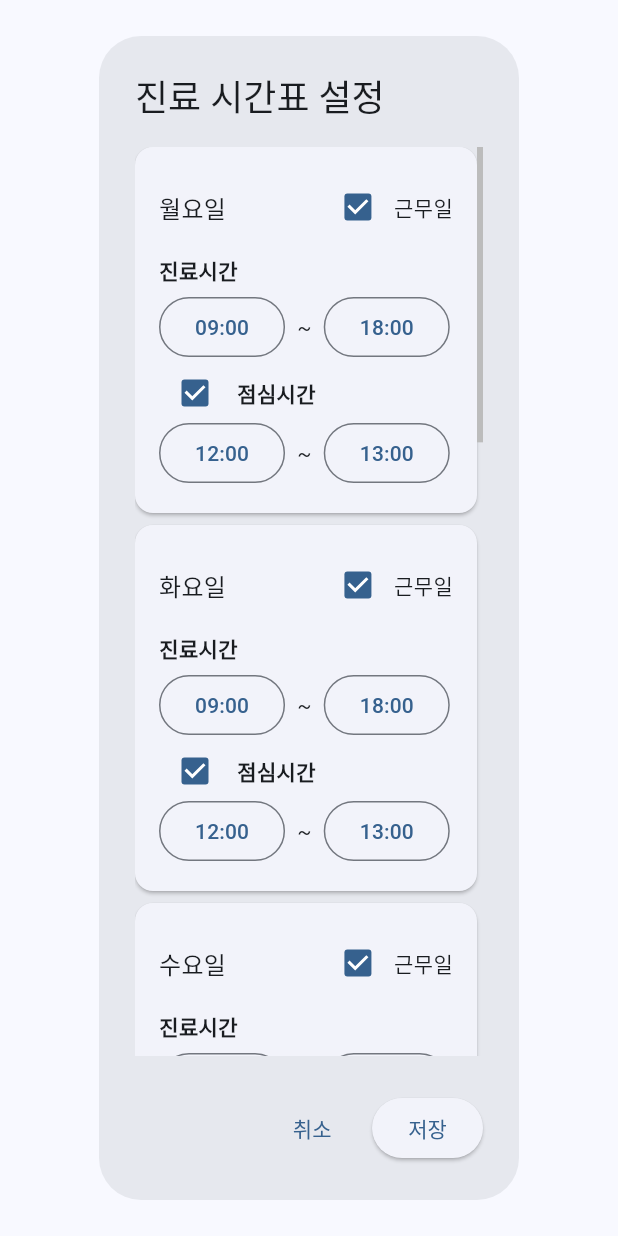
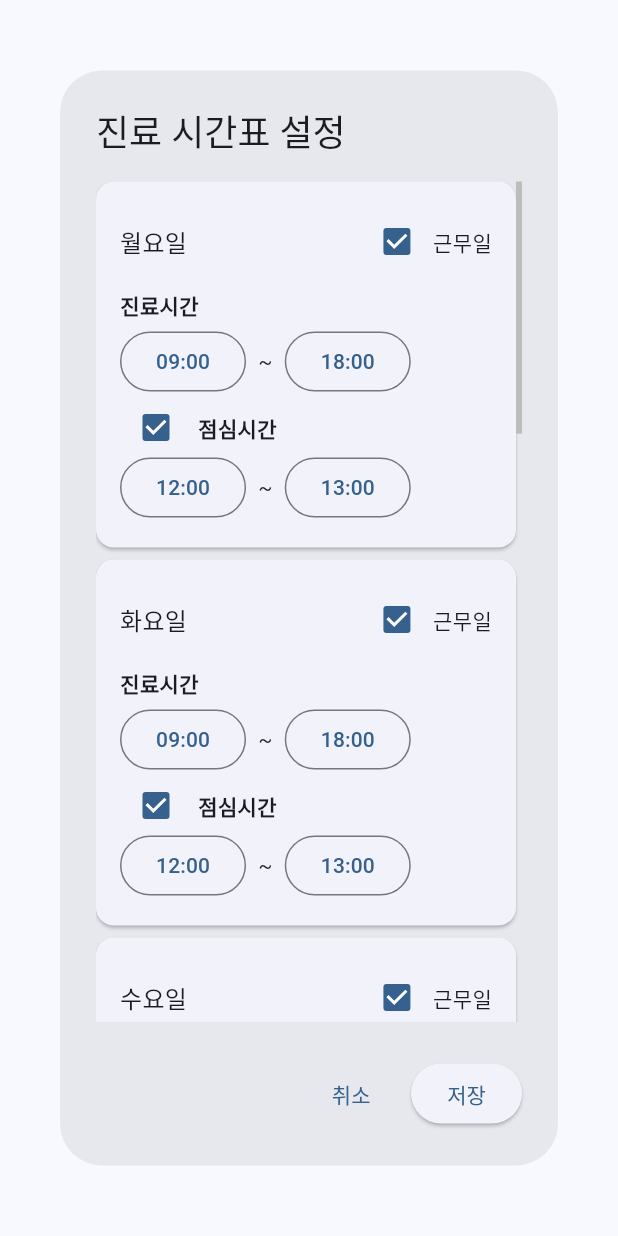
Before and after one commit to Eyebottle/eyebottlelee, a Flutter app: the ScheduleConfigWidget widget shown alone on an empty page, opened directly, on a phone screen of 412 x 824 dp. Run offline on Flutter 3.47's test engine with Material 3 defaults, Android fonts, the phone set to English and light mode, and no system bars; our stand-ins replace logger, shared_preferences; missing offline and left inert: cron, file_selector, launch_at_startup, record, system_tray, window_manager; accounts and stored records are empty.

Commit message:
ui: bound schedule dialog size to avoid render assertions

```diff
--- a/lib/ui/widgets/schedule_config_widget.dart
+++ b/lib/ui/widgets/schedule_config_widget.dart
@@ -32,22 +32,19 @@ class _ScheduleConfigWidgetState extends State<ScheduleConfigWidget> {
   @override
   Widget build(BuildContext context) {
     final mediaSize = MediaQuery.of(context).size;
-    final maxWidth = mediaSize.width * 0.9;
-    final maxHeight = mediaSize.height * 0.8;
+    final maxWidth = (mediaSize.width * 0.9).clamp(320.0, 420.0);
+    final maxHeight = (mediaSize.height * 0.8).clamp(360.0, 560.0);
 
     return AlertDialog(
       title: const Text('진료 시간표 설정'),
-      content: ConstrainedBox(
-        constraints: BoxConstraints(
-          maxWidth: maxWidth.clamp(0.0, 420.0),
-          maxHeight: maxHeight,
-        ),
+      content: SizedBox(
+        width: maxWidth,
+        height: maxHeight,
         child: Scrollbar(
           controller: _scrollController,
           thumbVisibility: true,
           child: ListView.separated(
             controller: _scrollController,
-            shrinkWrap: true,
             itemCount: 7,
             padding: const EdgeInsets.only(right: AppSpacing.xs, bottom: AppSpacing.sm),
             separatorBuilder: (_, __) => const SizedBox(height: AppSpacing.sm),
```
